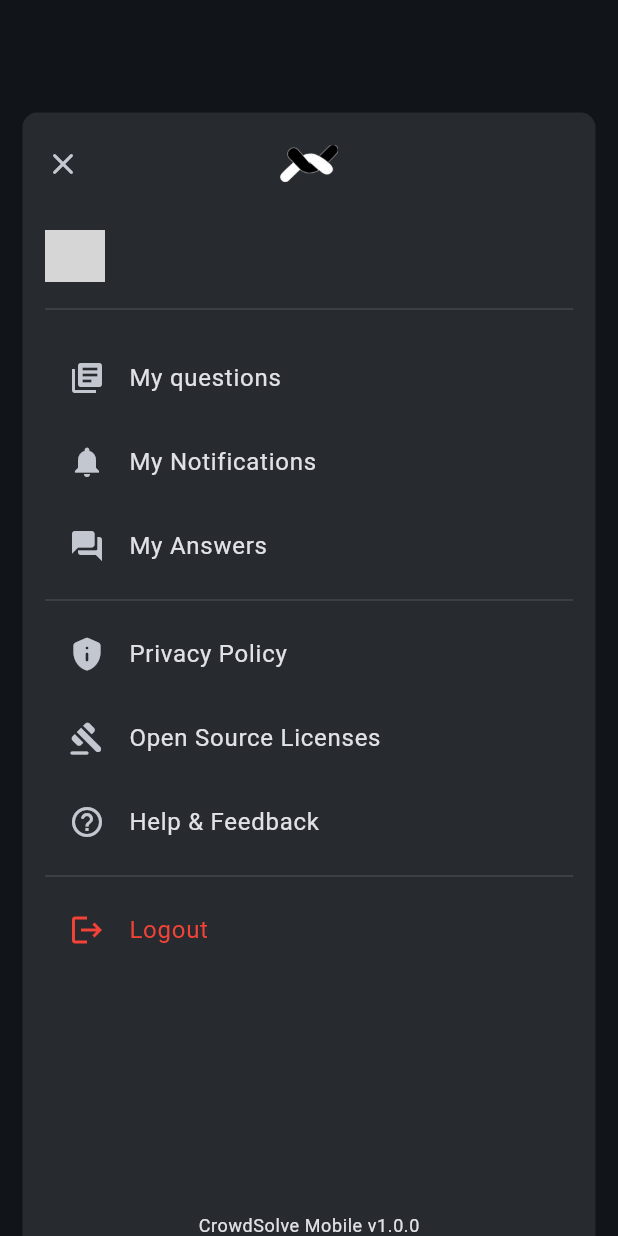
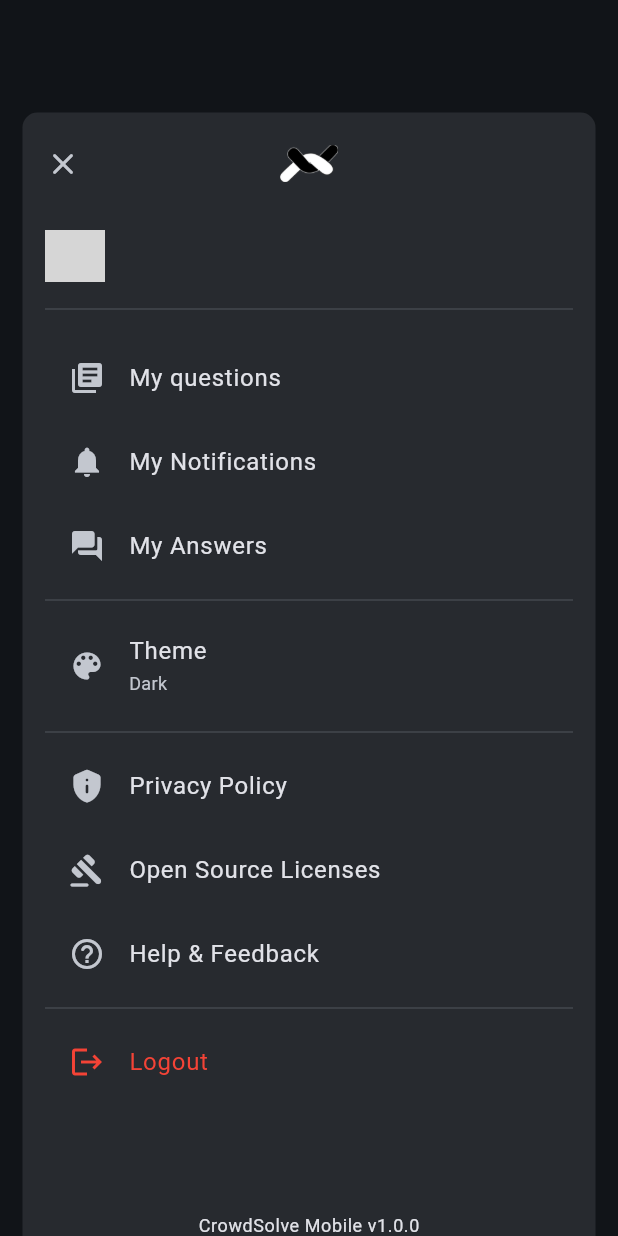
Before and after one commit to CrowdSolve/Mobile, a Flutter app: the ProfileDialog widget shown alone on an empty page, opened directly with empty values, on a phone screen of 412 x 824 dp. Run offline on Flutter 3.47's test engine with Material 2 defaults, Android fonts, the phone set to English and light mode, and no system bars; drawn by our look-alikes of dynamic_color; our stand-ins replace firebase_auth, firebase_core, flutter_markdown, flutter_riverpod, go_router, image_picker and 5 more; missing offline and left inert: alert_dialogs, awesome_icons, github_sign_in, text_selection_controls; accounts and stored records are empty; network calls fail; grey boxes are pictures that could not be loaded.

Commit message:
Add the themeMode Provider to check and switch the theme mode

```diff
--- a/lib/components/settings_dialog/settings_dialog.dart
+++ b/lib/components/settings_dialog/settings_dialog.dart
@@ -45,6 +45,7 @@ class ProfileDialog extends ConsumerWidget  {
   Widget build(BuildContext context, ref) {
     final firebaseAuth = ref.watch(firebaseAuthProvider);
     final githubOAuthKeyModel = ref.watch(githubOAuthKeyModelProvider);
+    final themeMode = ref.watch(themeModeProvider);
     final double height = MediaQuery. of(context). size. height - MediaQuery.of(context).viewPadding.top;
     return SafeArea(
       child: SingleChildScrollView(
@@ -169,6 +170,34 @@ class ProfileDialog extends ConsumerWidget  {
                     ),
                     Divider(),
                     ListTile(
+                      leading: Icon(Icons.color_lens),
+                      title: Text('Theme'),
+                      subtitle: Text(themeMode?'Dark':'Light', style: TextStyle(fontSize: 12),),
+                      onTap: ()=> showDialog(
+                        context: context,
+                        builder: (context) => AlertDialog(
+                          title: Text('Theme'),
+                          content: Text('Do you want to switch to the ${themeMode?'Light':'Dark'} theme?'),
+                          actions: [
+                            TextButton(
+                              onPressed: () {
+                                Navigator.of(context).pop();
+                              },
+                              child: Text('Cancel'),
+                            ),
+                            TextButton(
+                              onPressed: () {
+                                ref.read(themeModeProvider.notifier).toggle();
+                                Navigator.of(context).pop();
+                              },
+                              child: Text('Toggle Theme'),
+                            ),
+                          ],
+                        ),
+                      ),
+                    ),
+                    Divider(),
+                    ListTile(
                         leading: Icon(Icons.privacy_tip_rounded),
                         title: Text('Privacy Policy'),
                         onTap: () => launchUrl(Uri.parse(
--- a/lib/top_level_provider.dart
+++ b/lib/top_level_provider.dart
@@ -1,6 +1,7 @@
 import 'package:cs_mobile/services/shared_prefrences.dart';
 import 'package:firebase_auth/firebase_auth.dart';
 import 'package:flutter_riverpod/flutter_riverpod.dart';
+import 'package:shared_preferences/shared_preferences.dart';
 
 final firebaseAuthProvider =
     Provider<FirebaseAuth>((ref) => FirebaseAuth.instance);
@@ -27,3 +28,27 @@ class GithubOAuthKeyModel extends StateNotifier<String> {
   }
   String get getGithubOAuthKey => state;
 }
+
+
+class ThemeModeNotifier extends StateNotifier<bool> {
+  late SharedPreferences prefs;
+
+  Future _init() async {
+    prefs = await SharedPreferences.getInstance();
+    var themeMode = prefs.getBool("themeMode");
+    state = themeMode ?? true;
+  }
+
+  ThemeModeNotifier() : super(false) {
+    _init();
+  }
+
+  void toggle() async {
+    state = !state;
+    prefs.setBool("themeMode", state);
+  }
+}
+
+final themeModeProvider = StateNotifierProvider<ThemeModeNotifier, bool>(
+  (ref) => ThemeModeNotifier(),
+);
```
